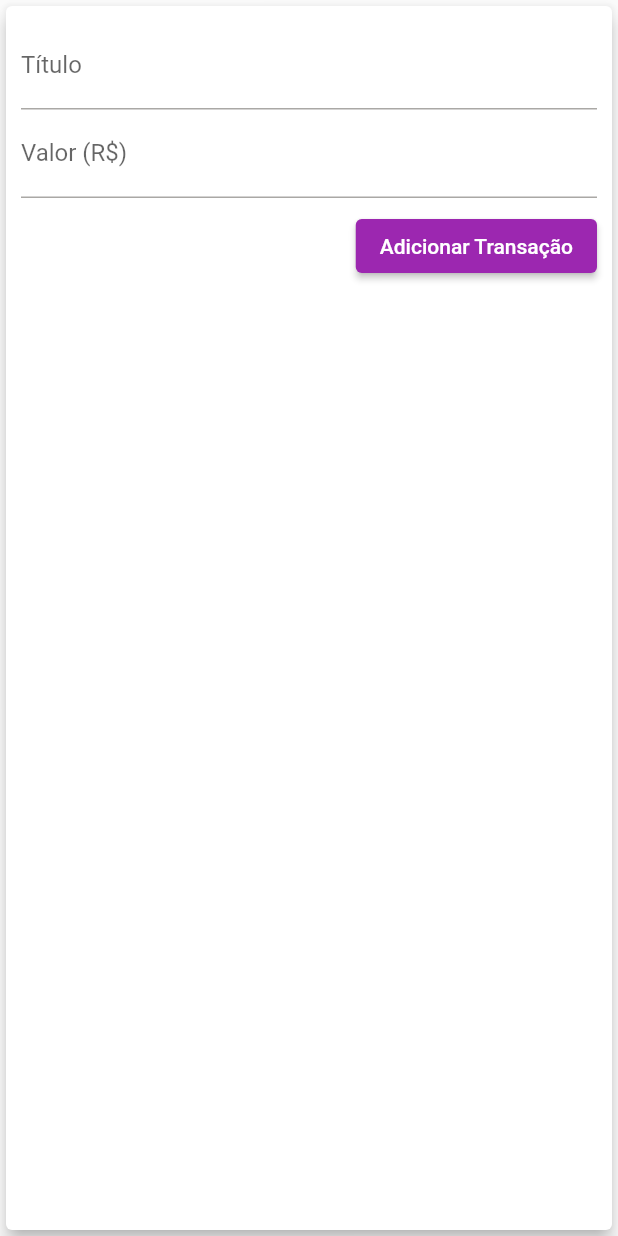
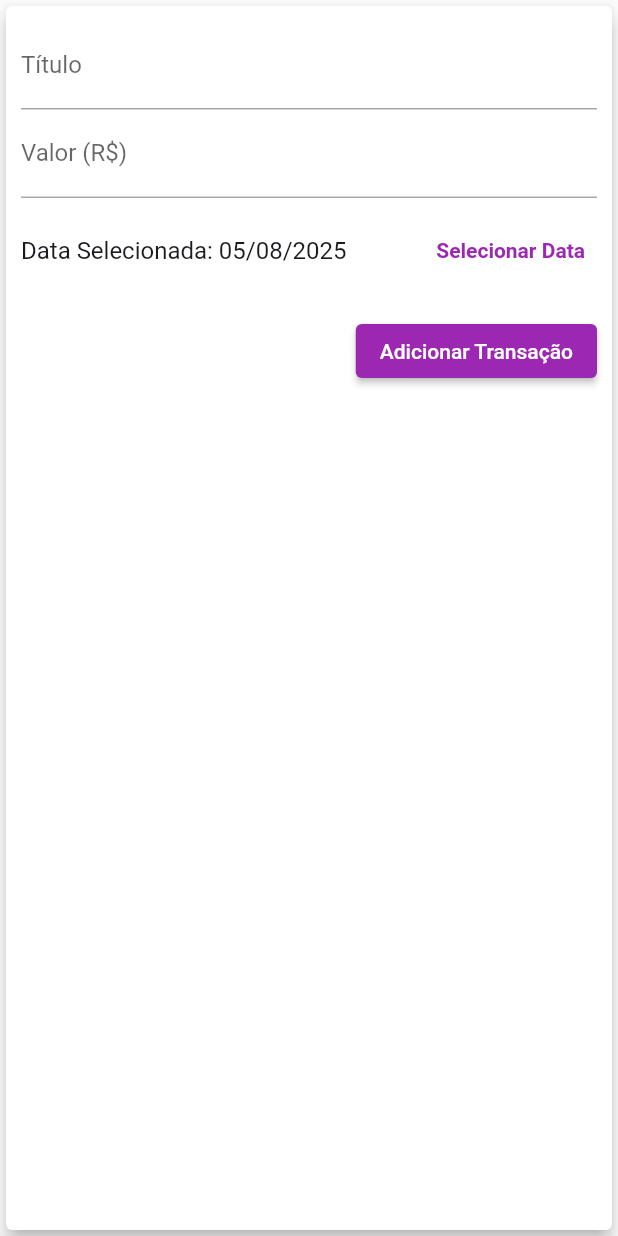
Before and after one commit to VitorLucas98/despesas_pessoais_app, a Flutter app: the TransactionForm widget shown alone on an empty page, opened directly with empty values, after a tap on "Adicionar Transação", on a phone screen of 412 x 824 dp. Run offline on Flutter 3.47's test engine with Material 3 defaults, Android fonts, the phone set to English and light mode, and no system bars.

Commit message:
adicionando datePicker

```diff
--- a/lib/components/chart/chart.dart
+++ b/lib/components/chart/chart.dart
@@ -51,7 +51,9 @@ class Chart extends StatelessWidget {
                   child: ChartBar(
                     label: tr['day'] as String,
                     value: tr['value'] as double,
-                    percentage: (tr['value'] as double ) / _weekTotalValue,
+                    percentage:_weekTotalValue == 0
+                    ? 0
+                    : (tr['value'] as double ) / _weekTotalValue,
                   ),
                 );
               }).toList(),
--- a/lib/components/transaction/transaction_form.dart
+++ b/lib/components/transaction/transaction_form.dart
@@ -1,9 +1,10 @@
 import 'package:flutter/material.dart';
+import 'package:intl/intl.dart';
 
 class TransactionForm extends StatefulWidget {
   TransactionForm(this.onSubmit, {Key? key}) : super(key: key);
 
-  final void Function(String, double) onSubmit;
+  final void Function(String, double, DateTime) onSubmit;
 
   @override
   State<TransactionForm> createState() => _TransactionFormState();
@@ -13,14 +14,30 @@ class _TransactionFormState extends State<TransactionForm> {
   final tituloController = TextEditingController();
 
   final valorController = TextEditingController();
+  DateTime? _selectedDate = DateTime.now();
 
   _submitForm() {
     final String titulo = tituloController.text;
     final double valor = double.tryParse(valorController.text) ?? 0.0;
-    if (titulo.isEmpty || valor <= 0) {
+    if (titulo.isEmpty || valor <= 0 || _selectedDate == null) {
       return;
     }
-    widget.onSubmit(titulo, valor);
+    widget.onSubmit(titulo, valor, _selectedDate!);
+  }
+
+  _showDatePicker() {
+    showDatePicker(
+      context: context,
+      initialDate: DateTime.now(),
+      firstDate: DateTime(2025),
+      lastDate: DateTime.now(),
+    ).then((selectedDate) {
+      if (selectedDate != null) {
+        setState(() {
+          _selectedDate = selectedDate;
+        });
+      }
+    });
   }
 
   @override
@@ -41,6 +58,27 @@ class _TransactionFormState extends State<TransactionForm> {
               keyboardType: TextInputType.numberWithOptions(decimal: true),
               onSubmitted: (_) => _submitForm(),
               controller: valorController,
+            ),
+            SizedBox(
+              height: 70,
+              child: Row(
+                children: [
+                  Expanded(
+                    child: Text(
+                      _selectedDate == null
+                      ? 'Nenhum data selecionado'
+                      : "Data Selecionada: ${DateFormat('dd/MM/yyyy').format(_selectedDate!)}",
+                      style: const TextStyle(fontSize: 16),
+                    ),
+                  ),
+                  TextButton(
+                  child: const Text(
+                    'Selecionar Data',
+                    style: TextStyle(fontWeight: FontWeight.bold),
+                  ),
+                  onPressed: _showDatePicker)
+                ],
+              ),
             ),
             Padding(
               padding: const EdgeInsets.only(top: 8, bottom: 5),
```
Also changed, not shown: lib/main.dart (+3 -39 lines).
